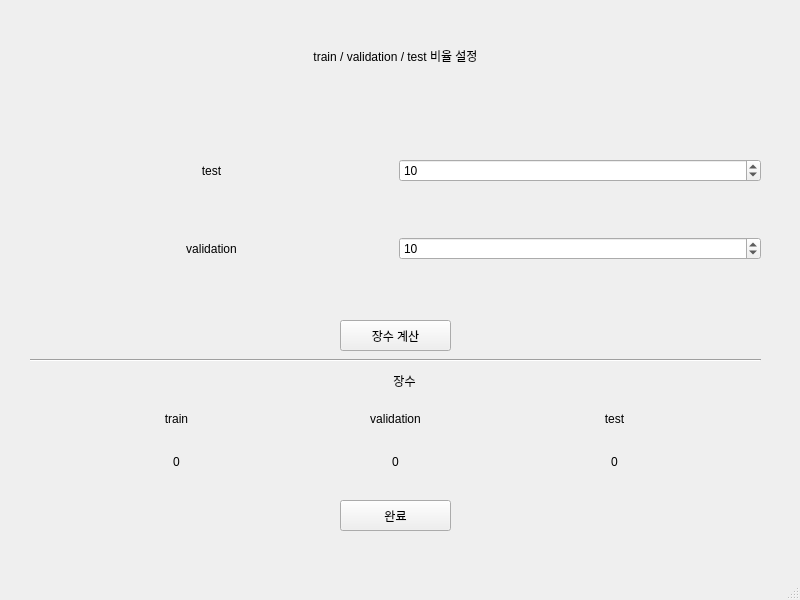
Above: GUI/training_ratio.ui from sdc-defect/QC-Process before the change. Below: the same form after it.
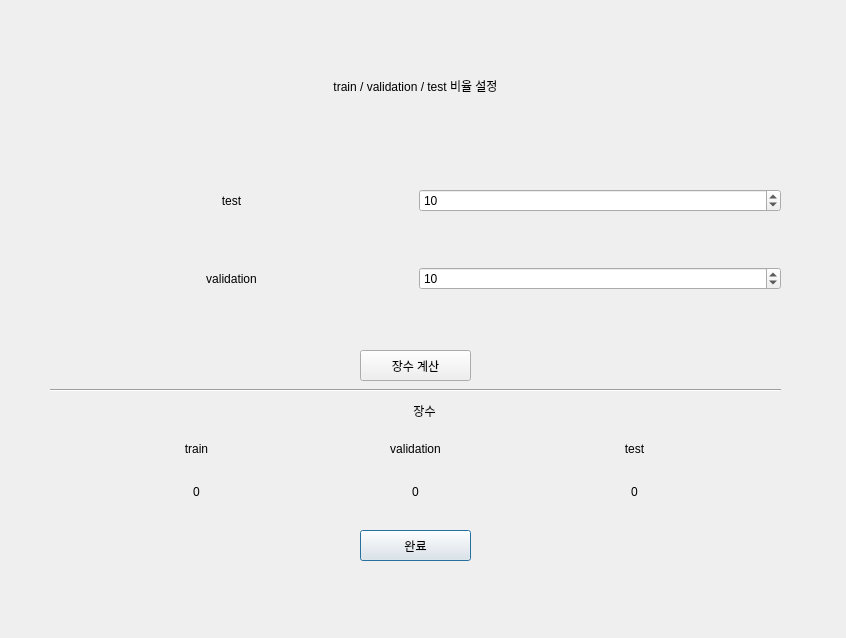
That is the form after the change.

Patch:
```diff
--- a/GUI/training_ratio.ui
+++ b/GUI/training_ratio.ui
@@ -1,104 +1,23 @@
 <?xml version="1.0" encoding="UTF-8"?>
 <ui version="4.0">
- <class>MainWindow</class>
- <widget class="QMainWindow" name="MainWindow">
+ <class>Dialog</class>
+ <widget class="QDialog" name="Dialog">
   <property name="geometry">
    <rect>
     <x>0</x>
     <y>0</y>
-    <width>800</width>
-    <height>600</height>
+    <width>846</width>
+    <height>638</height>
    </rect>
   </property>
   <property name="windowTitle">
    <string>MainWindow</string>
   </property>
-  <widget class="QWidget" name="centralwidget">
-   <widget class="QWidget" name="gridLayoutWidget">
-    <property name="geometry">
-     <rect>
-      <x>30</x>
-      <y>110</y>
-      <width>731</width>
-      <height>201</height>
-     </rect>
-    </property>
-    <layout class="QGridLayout" name="gridLayout" rowstretch="1,0,0">
-     <item row="2" column="1">
-      <widget class="QLabel" name="validation">
-       <property name="text">
-        <string>validation</string>
-       </property>
-       <property name="alignment">
-        <set>Qt::AlignCenter</set>
-       </property>
-      </widget>
-     </item>
-     <item row="0" column="1">
-      <widget class="QLabel" name="test">
-       <property name="text">
-        <string>test</string>
-       </property>
-       <property name="textFormat">
-        <enum>Qt::AutoText</enum>
-       </property>
-       <property name="alignment">
-        <set>Qt::AlignCenter</set>
-       </property>
-      </widget>
-     </item>
-     <item row="0" column="2">
-      <widget class="QSpinBox" name="spinBoxTest">
-       <property name="minimum">
-        <number>5</number>
-       </property>
-       <property name="maximum">
-        <number>20</number>
-       </property>
-       <property name="singleStep">
-        <number>5</number>
-       </property>
-       <property name="value">
-        <number>10</number>
-       </property>
-      </widget>
-     </item>
-     <item row="2" column="2">
-      <widget class="QSpinBox" name="spinBoxVal">
-       <property name="minimum">
-        <number>5</number>
-       </property>
-       <property name="maximum">
-        <number>30</number>
-       </property>
-       <property name="singleStep">
-        <number>5</number>
-       </property>
-       <property name="value">
-        <number>10</number>
-       </property>
-      </widget>
-     </item>
-    </layout>
-   </widget>
-   <widget class="Line" name="line">
-    <property name="geometry">
-     <rect>
-      <x>30</x>
-      <y>350</y>
-      <width>731</width>
-      <height>20</height>
-     </rect>
-    </property>
-    <property name="orientation">
-     <enum>Qt::Horizontal</enum>
-    </property>
-   </widget>
    <widget class="QWidget" name="gridLayoutWidget_2">
     <property name="geometry">
      <rect>
-      <x>70</x>
-      <y>400</y>
+     <x>90</x>
+     <y>430</y>
       <width>651</width>
       <height>80</height>
      </rect>
@@ -166,24 +85,24 @@
      </item>
     </layout>
    </widget>
-   <widget class="QPushButton" name="pushButtonSetRatio">
+  <widget class="Line" name="line">
     <property name="geometry">
      <rect>
-      <x>340</x>
-      <y>500</y>
-      <width>111</width>
-      <height>31</height>
-     </rect>
-    </property>
-    <property name="text">
-     <string>완료</string>
+     <x>50</x>
+     <y>380</y>
+     <width>731</width>
+     <height>20</height>
+    </rect>
+   </property>
+   <property name="orientation">
+    <enum>Qt::Horizontal</enum>
     </property>
    </widget>
    <widget class="QWidget" name="verticalLayoutWidget">
     <property name="geometry">
      <rect>
-      <x>30</x>
-      <y>10</y>
+     <x>50</x>
+     <y>40</y>
       <width>731</width>
       <height>91</height>
      </rect>
@@ -219,11 +138,104 @@
      </item>
     </layout>
    </widget>
+  <widget class="QPushButton" name="pushButtonSetRatio">
+   <property name="geometry">
+    <rect>
+     <x>360</x>
+     <y>530</y>
+     <width>111</width>
+     <height>31</height>
+    </rect>
+   </property>
+   <property name="text">
+    <string>완료</string>
+   </property>
+  </widget>
+  <widget class="QPushButton" name="pushButtonCalculateImg">
+   <property name="geometry">
+    <rect>
+     <x>360</x>
+     <y>350</y>
+     <width>111</width>
+     <height>31</height>
+    </rect>
+   </property>
+   <property name="text">
+    <string>장수 계산</string>
+   </property>
+  </widget>
+  <widget class="QWidget" name="gridLayoutWidget">
+   <property name="geometry">
+    <rect>
+     <x>50</x>
+     <y>140</y>
+     <width>731</width>
+     <height>201</height>
+    </rect>
+   </property>
+   <layout class="QGridLayout" name="gridLayout" rowstretch="1,0,0">
+    <item row="2" column="1">
+     <widget class="QLabel" name="validation">
+      <property name="text">
+       <string>validation</string>
+      </property>
+      <property name="alignment">
+       <set>Qt::AlignCenter</set>
+      </property>
+     </widget>
+    </item>
+    <item row="0" column="1">
+     <widget class="QLabel" name="test">
+      <property name="text">
+       <string>test</string>
+      </property>
+      <property name="textFormat">
+       <enum>Qt::AutoText</enum>
+      </property>
+      <property name="alignment">
+       <set>Qt::AlignCenter</set>
+      </property>
+     </widget>
+    </item>
+    <item row="0" column="2">
+     <widget class="QSpinBox" name="spinBoxTest">
+      <property name="minimum">
+       <number>5</number>
+      </property>
+      <property name="maximum">
+       <number>20</number>
+      </property>
+      <property name="singleStep">
+       <number>5</number>
+      </property>
+      <property name="value">
+       <number>10</number>
+      </property>
+     </widget>
+    </item>
+    <item row="2" column="2">
+     <widget class="QSpinBox" name="spinBoxVal">
+      <property name="minimum">
+       <number>5</number>
+      </property>
+      <property name="maximum">
+       <number>30</number>
+      </property>
+      <property name="singleStep">
+       <number>5</number>
+      </property>
+      <property name="value">
+       <number>10</number>
+      </property>
+     </widget>
+    </item>
+   </layout>
+  </widget>
    <widget class="QLabel" name="label_8">
     <property name="geometry">
      <rect>
-      <x>40</x>
-      <y>370</y>
+     <x>60</x>
+     <y>400</y>
       <width>729</width>
       <height>21</height>
      </rect>
@@ -253,31 +265,6 @@
      <number>-1</number>
     </property>
    </widget>
-   <widget class="QPushButton" name="pushButtonCalculateImg">
-    <property name="geometry">
-     <rect>
-      <x>340</x>
-      <y>320</y>
-      <width>111</width>
-      <height>31</height>
-     </rect>
-    </property>
-    <property name="text">
-     <string>장수 계산</string>
-    </property>
-   </widget>
-  </widget>
-  <widget class="QMenuBar" name="menubar">
-   <property name="geometry">
-    <rect>
-     <x>0</x>
-     <y>0</y>
-     <width>800</width>
-     <height>21</height>
-    </rect>
-   </property>
-  </widget>
-  <widget class="QStatusBar" name="statusbar"/>
  </widget>
  <resources/>
  <connections/>
```
Left out of the diff: 2 changed lines with no effect on the pictures. Lines whose indentation alone changed are shown as unchanged.
